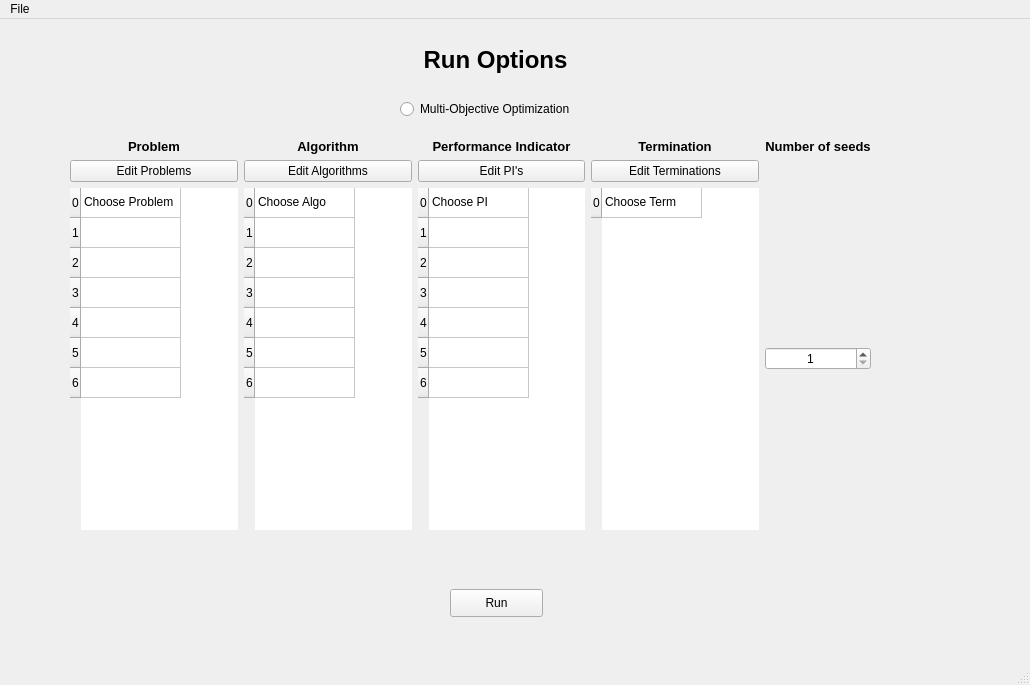
Old version of the form frontend/designer_templates/main_window.ui in the repository tomaslibanomonteiro/Thesis-code.
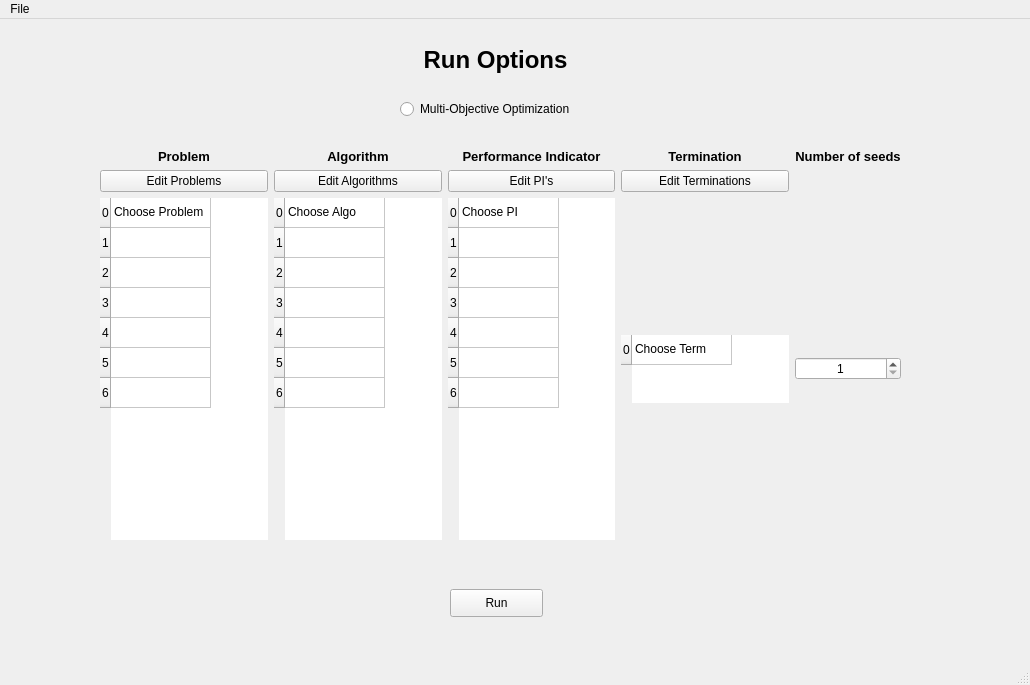
New version of the form.

```diff
--- a/frontend/designer_templates/main_window.ui
+++ b/frontend/designer_templates/main_window.ui
@@ -84,33 +84,17 @@
    <widget class="QWidget" name="gridLayoutWidget_2">
     <property name="geometry">
      <rect>
-      <x>70</x>
-      <y>120</y>
+      <x>100</x>
+      <y>130</y>
       <width>801</width>
       <height>391</height>
      </rect>
     </property>
-    <layout class="QGridLayout" name="gridLayout_2">
-     <property name="sizeConstraint">
-      <enum>QLayout::SetDefaultConstraint</enum>
-     </property>
-     <item row="0" column="0">
-      <widget class="QLabel" name="label_3">
-       <property name="font">
-        <font>
-         <pointsize>10</pointsize>
-         <weight>75</weight>
-         <bold>true</bold>
-        </font>
-       </property>
+    <layout class="QGridLayout" name="gridLayout">
+     <item row="1" column="1">
+      <widget class="QPushButton" name="pushButton_edit_algo">
        <property name="text">
-        <string>Problem</string>
-       </property>
-       <property name="alignment">
-        <set>Qt::AlignCenter</set>
-       </property>
-       <property name="wordWrap">
-        <bool>true</bool>
+        <string>Edit Algorithms</string>
        </property>
       </widget>
      </item>
@@ -219,15 +203,83 @@
        </property>
       </widget>
      </item>
-     <item row="1" column="1">
-      <widget class="QPushButton" name="pushButton_edit_algo">
+     <item row="2" column="3" alignment="Qt::AlignVCenter">
+      <widget class="QTableWidget" name="tableWidget_run_term">
+       <property name="layoutDirection">
+        <enum>Qt::LeftToRight</enum>
+       </property>
+       <property name="autoFillBackground">
+        <bool>false</bool>
+       </property>
+       <property name="frameShape">
+        <enum>QFrame::NoFrame</enum>
+       </property>
+       <property name="frameShadow">
+        <enum>QFrame::Plain</enum>
+       </property>
+       <property name="lineWidth">
+        <number>0</number>
+       </property>
+       <property name="midLineWidth">
+        <number>0</number>
+       </property>
+       <property name="verticalScrollBarPolicy">
+        <enum>Qt::ScrollBarAsNeeded</enum>
+       </property>
+       <property name="horizontalScrollBarPolicy">
+        <enum>Qt::ScrollBarAsNeeded</enum>
+       </property>
+       <property name="sizeAdjustPolicy">
+        <enum>QAbstractScrollArea::AdjustToContents</enum>
+       </property>
+       <property name="wordWrap">
+        <bool>true</bool>
+       </property>
+       <attribute name="horizontalHeaderVisible">
+        <bool>false</bool>
+       </attribute>
+       <attribute name="verticalHeaderVisible">
+        <bool>true</bool>
+       </attribute>
+       <row>
+        <property name="text">
+         <string>0</string>
+        </property>
+       </row>
+       <column>
+        <property name="text">
+         <string>0</string>
+        </property>
+       </column>
+       <item row="0" column="0">
+        <property name="text">
+         <string>Choose Term</string>
+        </property>
+       </item>
+      </widget>
+     </item>
+     <item row="0" column="0">
+      <widget class="QLabel" name="label_3">
+       <property name="font">
+        <font>
+         <pointsize>10</pointsize>
+         <weight>75</weight>
+         <bold>true</bold>
+        </font>
+       </property>
        <property name="text">
-        <string>Edit Algorithms</string>
+        <string>Problem</string>
        </property>
+       <property name="alignment">
+        <set>Qt::AlignCenter</set>
+       </property>
+       <property name="wordWrap">
+        <bool>true</bool>
+       </property>
       </widget>
      </item>
-     <item row="0" column="4">
-      <widget class="QLabel" name="label">
+     <item row="0" column="3">
+      <widget class="QLabel" name="label_2">
        <property name="font">
         <font>
          <pointsize>10</pointsize>
@@ -236,7 +288,7 @@
         </font>
        </property>
        <property name="text">
-        <string>Number of seeds</string>
+        <string>Termination</string>
        </property>
        <property name="alignment">
         <set>Qt::AlignCenter</set>
@@ -246,6 +298,13 @@
        </property>
       </widget>
      </item>
+     <item row="1" column="0">
+      <widget class="QPushButton" name="pushButton_edit_prob">
+       <property name="text">
+        <string>Edit Problems</string>
+       </property>
+      </widget>
+     </item>
      <item row="2" column="2">
       <widget class="QTableWidget" name="tableWidget_run_pi">
        <property name="layoutDirection">
@@ -331,16 +390,6 @@
        </item>
       </widget>
      </item>
-     <item row="2" column="4">
-      <widget class="QSpinBox" name="SpinBox_n_seeds">
-       <property name="alignment">
-        <set>Qt::AlignCenter</set>
-       </property>
-       <property name="minimum">
-        <number>1</number>
-       </property>
-      </widget>
-     </item>
      <item row="0" column="2">
       <widget class="QLabel" name="label_5">
        <property name="font">
@@ -361,72 +410,23 @@
        </property>
       </widget>
      </item>
-     <item row="1" column="3">
-      <widget class="QPushButton" name="pushButton_edit_term">
+     <item row="0" column="4">
+      <widget class="QLabel" name="label">
+       <property name="font">
+        <font>
+         <pointsize>10</pointsize>
+         <weight>75</weight>
+         <bold>true</bold>
+        </font>
+       </property>
        <property name="text">
-        <string>Edit Terminations</string>
+        <string>Number of seeds</string>
        </property>
-      </widget>
-     </item>
-     <item row="2" column="3">
-      <widget class="QTableWidget" name="tableWidget_run_term">
-       <property name="layoutDirection">
-        <enum>Qt::LeftToRight</enum>
-       </property>
-       <property name="autoFillBackground">
-        <bool>false</bool>
-       </property>
-       <property name="frameShape">
-        <enum>QFrame::NoFrame</enum>
-       </property>
-       <property name="frameShadow">
-        <enum>QFrame::Plain</enum>
-       </property>
-       <property name="lineWidth">
-        <number>0</number>
-       </property>
-       <property name="midLineWidth">
-        <number>0</number>
-       </property>
-       <property name="verticalScrollBarPolicy">
-        <enum>Qt::ScrollBarAsNeeded</enum>
-       </property>
-       <property name="horizontalScrollBarPolicy">
-        <enum>Qt::ScrollBarAsNeeded</enum>
-       </property>
-       <property name="sizeAdjustPolicy">
-        <enum>QAbstractScrollArea::AdjustToContents</enum>
+       <property name="alignment">
+        <set>Qt::AlignCenter</set>
        </property>
        <property name="wordWrap">
         <bool>true</bool>
-       </property>
-       <attribute name="horizontalHeaderVisible">
-        <bool>false</bool>
-       </attribute>
-       <attribute name="verticalHeaderVisible">
-        <bool>true</bool>
-       </attribute>
-       <row>
-        <property name="text">
-         <string>0</string>
-        </property>
-       </row>
-       <column>
-        <property name="text">
-         <string>0</string>
-        </property>
-       </column>
-       <item row="0" column="0">
-        <property name="text">
-         <string>Choose Term</string>
-        </property>
-       </item>
-      </widget>
-     </item>
-     <item row="1" column="0">
-      <widget class="QPushButton" name="pushButton_edit_prob">
-       <property name="text">
-        <string>Edit Problems</string>
        </property>
       </widget>
      </item>
@@ -437,23 +437,10 @@
        </property>
       </widget>
      </item>
-     <item row="0" column="3">
-      <widget class="QLabel" name="label_2">
-       <property name="font">
-        <font>
-         <pointsize>10</pointsize>
-         <weight>75</weight>
-         <bold>true</bold>
-        </font>
-       </property>
+     <item row="1" column="3">
+      <widget class="QPushButton" name="pushButton_edit_term">
        <property name="text">
-        <string>Termination</string>
-       </property>
-       <property name="alignment">
-        <set>Qt::AlignCenter</set>
-       </property>
-       <property name="wordWrap">
-        <bool>true</bool>
+        <string>Edit Terminations</string>
        </property>
       </widget>
      </item>
@@ -542,6 +529,16 @@
        </item>
       </widget>
      </item>
+     <item row="2" column="4">
+      <widget class="QSpinBox" name="SpinBox_n_seeds">
+       <property name="alignment">
+        <set>Qt::AlignCenter</set>
+       </property>
+       <property name="minimum">
+        <number>1</number>
+       </property>
+      </widget>
+     </item>
     </layout>
    </widget>
   </widget>
```
Left out of the diff: 2 changed lines with no effect on the pictures.
